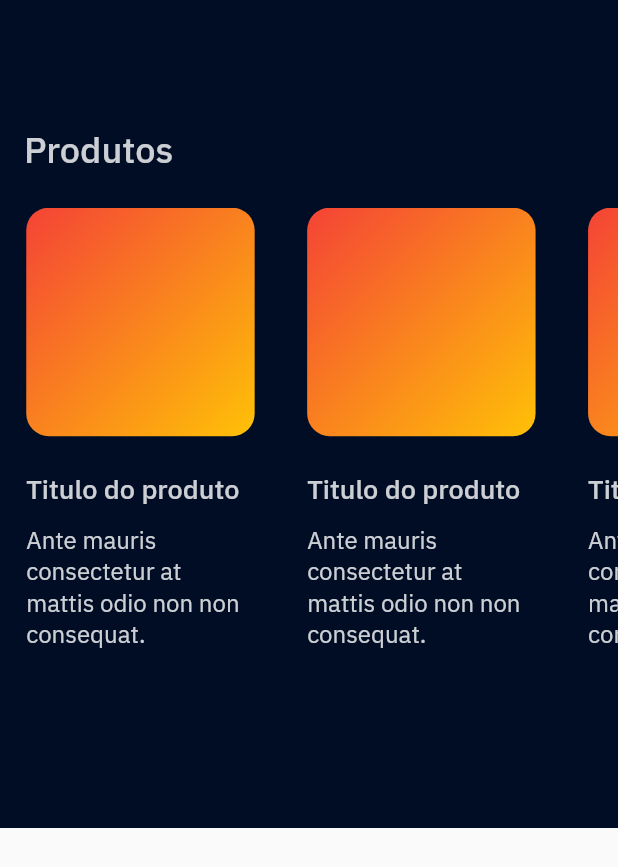
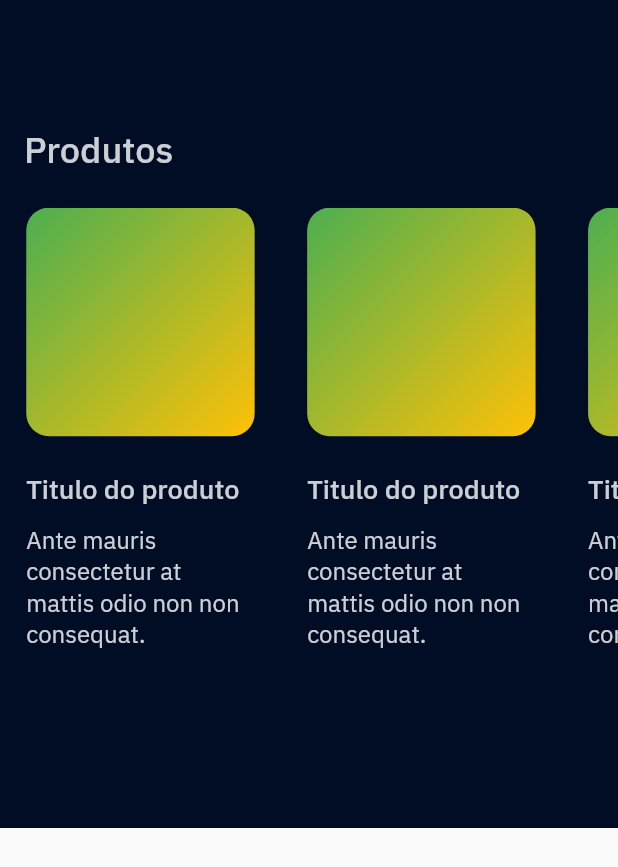
Before and after one commit to diegomors/speedup, a Flutter app: the screen it shows after launch, on a phone screen of 412 x 824 dp. Shown: the top 867 px of the screen. Run offline on Flutter 3.47's test engine with Material 2 defaults, Android fonts, the phone set to English and light mode, and no system bars; our stand-ins replace expandable_page_view.

Commit message:
new colors

```diff
--- a/lib/shared/components/my_carousel_item.dart
+++ b/lib/shared/components/my_carousel_item.dart
@@ -28,7 +28,7 @@ class MyCarouselItem extends StatelessWidget {
             colors: [
               // Color.fromRGBO(82, 213, 255, 1),
               // Color.fromRGBO(165, 244, 255, 1),
-              Colors.red,
+              Colors.green,
               Colors.amber,
             ],
           ),
```
